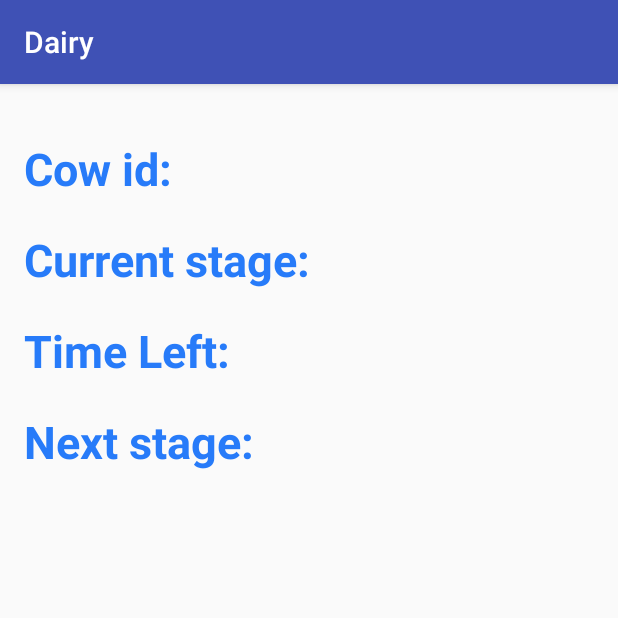
After one commit to LeahK/CowCareMobileApplication, an Android app: the CowInformation screen opened directly, with no data from a screen before it, on a phone screen of 412 x 824 dp, the top half of it. The commit adds this screen. Run offline under Robolectric (Android 15) with nearby library versions, the phone set to English and light mode, and no system bars.

```diff
--- a/login_screen/src/main/AndroidManifest.xml
+++ b/login_screen/src/main/AndroidManifest.xml
@@ -30,7 +30,8 @@
             android:name=".MainActivity"
             android:label="@string/title_activity_main"
             android:theme="@style/AppTheme.NoActionBar" />
-        <activity android:name=".AddNewCow"></activity>
+        <activity android:name=".AddNewCow" />
+        <activity android:name=".CowInformation"></activity>
     </application>
 
 </manifest>
--- /dev/null
+++ b/login_screen/src/main/java/com/example/leah/myapplication/CowInformation.java
@@ -0,0 +1,13 @@
+package com.example.leah.myapplication;
+
+import android.support.v7.app.AppCompatActivity;
+import android.os.Bundle;
+
+public class CowInformation extends AppCompatActivity {
+
+    @Override
+    protected void onCreate(Bundle savedInstanceState) {
+        super.onCreate(savedInstanceState);
+        setContentView(R.layout.activity_cow_information);
+    }
+}
--- /dev/null
+++ b/login_screen/src/main/res/layout/activity_cow_information.xml
@@ -0,0 +1,57 @@
+<?xml version="1.0" encoding="utf-8"?>
+<RelativeLayout xmlns:android="http://schemas.android.com/apk/res/android"
+    xmlns:tools="http://schemas.android.com/tools"
+    android:layout_width="match_parent"
+    android:layout_height="match_parent"
+    android:paddingBottom="@dimen/activity_vertical_margin"
+    android:paddingLeft="@dimen/activity_horizontal_margin"
+    android:paddingRight="@dimen/activity_horizontal_margin"
+    android:paddingTop="@dimen/activity_vertical_margin"
+    tools:context="com.example.leah.myapplication.CowInformation">
+
+    <TextView
+        android:layout_width="wrap_content"
+        android:layout_height="wrap_content"
+        android:text="Cow id: "
+        android:id="@+id/cowId"
+
+        android:textSize="30dp"
+        android:layout_marginTop="20dp"
+        android:textStyle="bold"
+        android:theme="@style/AppTheme"
+        android:textColor="#277bf9" />
+
+    <TextView
+        android:layout_width="wrap_content"
+        android:layout_height="wrap_content"
+        android:text="Current stage: "
+        android:id="@+id/currentStage"
+        android:layout_marginTop="20dp"
+        android:layout_below="@id/cowId"
+        android:textSize="30dp"
+        android:textStyle="bold"
+        android:theme="@style/AppTheme"
+        android:textColor="#277bf9" />
+    <TextView
+        android:layout_width="wrap_content"
+        android:layout_height="wrap_content"
+        android:text="Time Left: "
+        android:id="@+id/timeLeft"
+        android:layout_marginTop="20dp"
+        android:layout_below="@id/currentStage"
+        android:textSize="30dp"
+        android:textStyle="bold"
+        android:theme="@style/AppTheme"
+        android:textColor="#277bf9" />
+    <TextView
+        android:layout_width="wrap_content"
+        android:layout_height="wrap_content"
+        android:text="Next stage:"
+        android:id="@+id/nextStage"
+        android:layout_marginTop="20dp"
+        android:layout_below="@id/timeLeft"
+        android:textSize="30dp"
+        android:textStyle="bold"
+        android:theme="@style/AppTheme"
+        android:textColor="#277bf9" />
+</RelativeLayout>
--- a/login_screen/src/main/res/values/dimens.xml
+++ b/login_screen/src/main/res/values/dimens.xml
@@ -6,4 +6,6 @@
     <dimen name="nav_header_vertical_spacing">16dp</dimen>
     <dimen name="nav_header_height">160dp</dimen>
     <dimen name="fab_margin">16dp</dimen>
+    <dimen name="app_bar_height">180dp</dimen>
+    <dimen name="text_margin">16dp</dimen>
 </resources>
```
Also changed, not shown: login_screen/src/main/java/com/example/leah/myapplication/AddNewCow.java (+22 -0 lines), login_screen/src/main/java/com/example/leah/myapplication/LoginActivity.java (+6 -4 lines), login_screen/src/main/java/com/example/leah/myapplication/MainActivity.java (+18 -2 lines), login_screen/src/main/res/layout/activity_add_new_cow.xml (+63 -0 lines), login_screen/src/main/res/layout/content_main.xml (+13 -0 lines), login_screen/src/main/res/menu/menu_cow_information.xml (added, +10 -0 lines), login_screen/src/main/res/values/strings.xml (+7 -1 lines), login_screen/src/main/ic_launcher-web.png (added), login_screen/src/main/res/mipmap-hdpi/ic_launcher.png, login_screen/src/main/res/mipmap-mdpi/ic_launcher.png, login_screen/src/main/res/mipmap-xhdpi/ic_launcher.png, login_screen/src/main/res/mipmap-xxhdpi/ic_launcher.png, login_screen/src/main/res/mipmap-xxxhdpi/ic_launcher.png.
